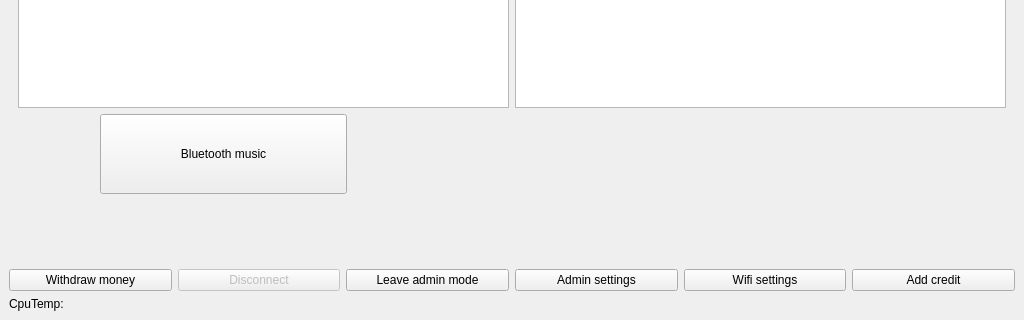
matus-u/sz-bluetooth, file blue-app/ui/MainWindow.ui: the form before one commit; both pictures show x 0 to 1024 and y 448 to 768 of the 1024 by 768 pixel window.
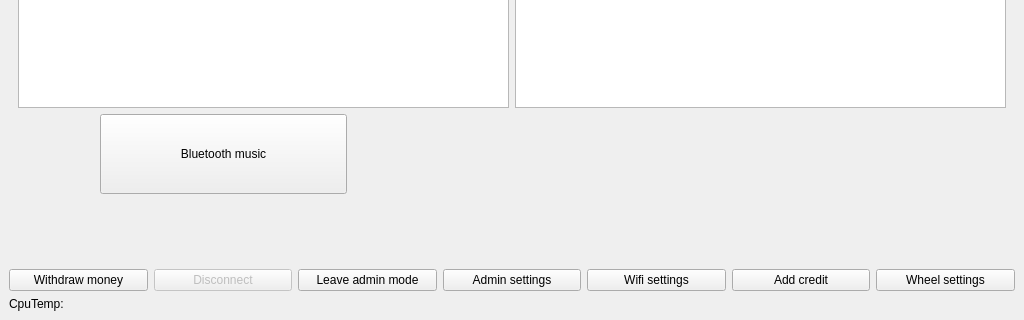
The form after the commit. Icons and pictures are not drawn.

Commit message: implement settings for wheel service

What changed in the file:
```diff
--- a/blue-app/ui/MainWindow.ui
+++ b/blue-app/ui/MainWindow.ui
@@ -786,6 +786,13 @@
             </property>
            </widget>
           </item>
+          <item>
+           <widget class="QPushButton" name="wheelFortuneButton">
+            <property name="text">
+             <string>Wheel settings</string>
+            </property>
+           </widget>
+          </item>
          </layout>
         </item>
         <item>
```
The commit also changes 5 other files.
